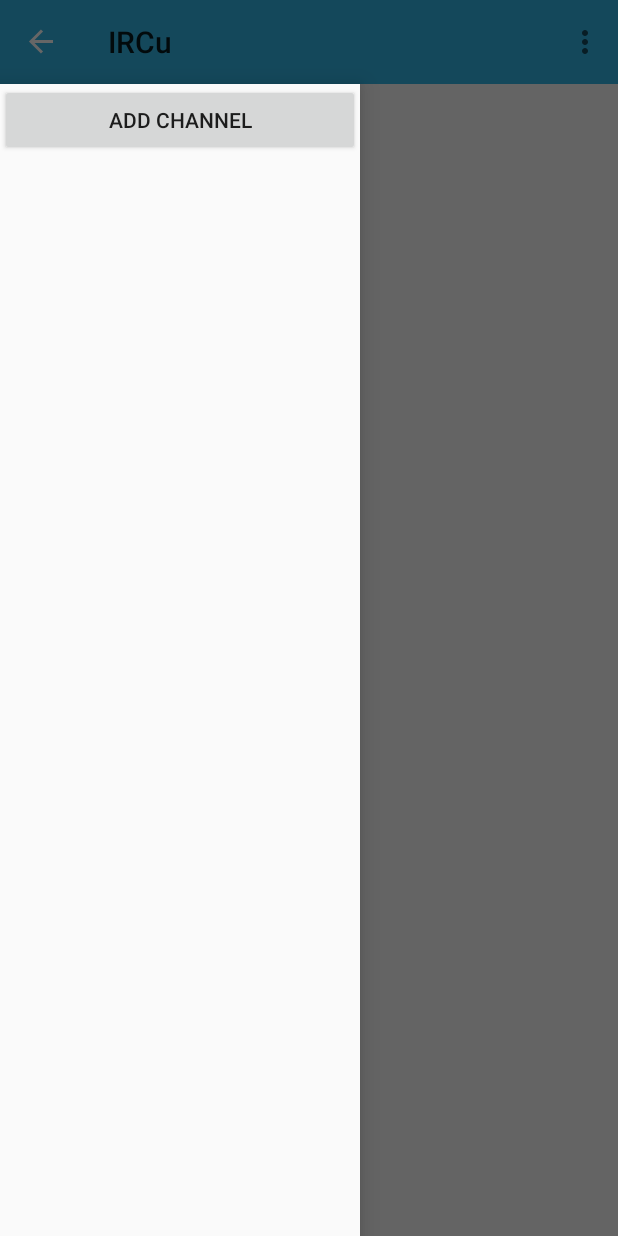
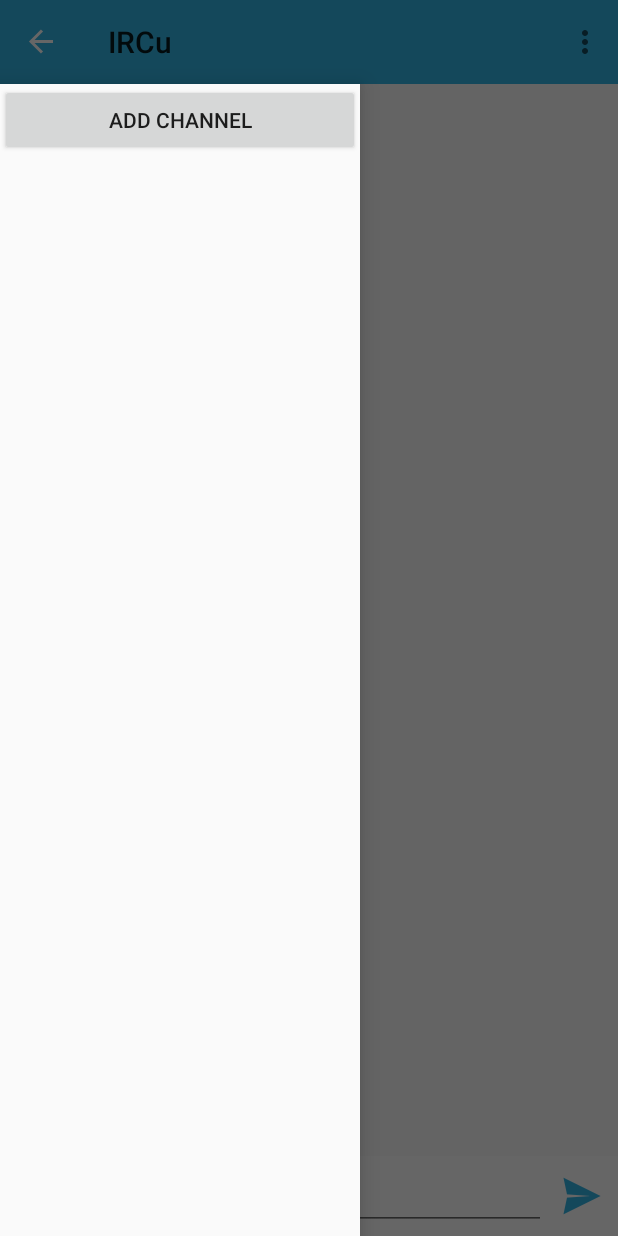
Before and after one commit to NavjotPanesar/IRCu, an Android app: the screen it shows after launch (ChatActivity), with the side drawer open, on a phone screen of 412 x 824 dp. Run offline under Robolectric (Android 15) with nearby library versions, the phone set to English and light mode, and no system bars; 5 statements that could not run were skipped.

Commit message:
Added send message functionality

```diff
--- a/app/src/main/java/ircu/navjotpanesar/com/ircu/fragments/BaseChatFragment.java
+++ b/app/src/main/java/ircu/navjotpanesar/com/ircu/fragments/BaseChatFragment.java
@@ -102,6 +102,8 @@ public abstract class BaseChatFragment extends Fragment {
                 ChatService.class));
     }
 
-
+    protected void sendMessage(ChannelItem channelItem, String message){
+        chatService.sendMessage(channelItem, message);
+    }
 
 }
--- a/app/src/main/java/ircu/navjotpanesar/com/ircu/fragments/ChatListFragment.java
+++ b/app/src/main/java/ircu/navjotpanesar/com/ircu/fragments/ChatListFragment.java
@@ -1,14 +1,22 @@
 package ircu.navjotpanesar.com.ircu.fragments;
 
+import android.content.Context;
 import android.os.Bundle;
 import android.os.Handler;
 import android.os.Looper;
 import android.support.v7.widget.DefaultItemAnimator;
 import android.support.v7.widget.LinearLayoutManager;
 import android.support.v7.widget.RecyclerView;
+import android.view.KeyEvent;
 import android.view.LayoutInflater;
 import android.view.View;
 import android.view.ViewGroup;
+import android.view.inputmethod.EditorInfo;
+import android.view.inputmethod.InputMethodManager;
+import android.widget.EditText;
+import android.widget.ImageButton;
+import android.widget.ImageView;
+import android.widget.TextView;
 
 
 import java.util.ArrayList;
@@ -26,6 +34,7 @@ public class ChatListFragment extends BaseChatFragment {
     private RecyclerView chatRecyclerView;
     private ChatListAdapter chatListAdapter;
     private ChannelItem currentChannel;
+    private EditText messageEditView;
 
     public ChatListFragment() {
     }
@@ -40,8 +49,45 @@ public class ChatListFragment extends BaseChatFragment {
                              Bundle savedInstanceState) {
         super.onCreateView(inflater, container, savedInstanceState);
         View rootView = inflater.inflate(R.layout.fragment_chat, container, false);
+        messageEditView = (EditText) rootView.findViewById(R.id.fragment_chat_message);
+        ImageButton sendButton = (ImageButton) rootView.findViewById(R.id.fragment_chat_send);
         setupChatListView(rootView);
+        sendButton.setOnClickListener(messageClickListener);
+        messageEditView.setOnEditorActionListener(messageImeListener);
         return rootView;
+    }
+
+    private View.OnClickListener messageClickListener = new View.OnClickListener() {
+        @Override
+        public void onClick(View v) {
+            sendMessage();
+        }
+    };
+
+    private TextView.OnEditorActionListener messageImeListener = new TextView.OnEditorActionListener() {
+        @Override
+        public boolean onEditorAction(TextView v, int actionId, KeyEvent event) {
+            if(actionId == EditorInfo.IME_ACTION_SEND){
+                sendMessage();
+                return true;
+            }
+            return false;
+        }
+    };
+
+    private void sendMessage(){
+        hideKeyboard();
+        String message = messageEditView.getText().toString();
+        super.sendMessage(currentChannel, message);
+        messageEditView.setText("");
+    }
+
+    private void hideKeyboard() {
+        View v = getActivity().getWindow().getCurrentFocus();
+        if (v != null) {
+            InputMethodManager imm = (InputMethodManager) getActivity().getSystemService(Context.INPUT_METHOD_SERVICE);
+            imm.hideSoftInputFromWindow(v.getWindowToken(), 0);
+        }
     }
 
     private void setupChatListView(View rootView) {
--- a/app/src/main/java/ircu/navjotpanesar/com/ircu/pircbot/ServerManager.java
+++ b/app/src/main/java/ircu/navjotpanesar/com/ircu/pircbot/ServerManager.java
@@ -25,6 +25,11 @@ public class ServerManager {
 
     public ServerManager(ChatServiceCallback chatServiceCallback) {
         this.chatServiceCallback = chatServiceCallback;
+    }
+
+    public void sendMessage(ChannelItem channelItem, String message){
+        Server server = getServer(channelItem.getServer());
+        server.send(channelItem, message);
     }
 
     public Server connectToChannel(ChannelItem channelItem) {
--- a/app/src/main/java/ircu/navjotpanesar/com/ircu/services/ChatService.java
+++ b/app/src/main/java/ircu/navjotpanesar/com/ircu/services/ChatService.java
@@ -78,4 +78,8 @@ public class ChatService extends Service {
     public void joinChannel(ChannelItem channelItem){
         serverManager.connectToChannel(channelItem);
     }
+
+    public void sendMessage(ChannelItem channelItem, String message) {
+        serverManager.sendMessage(channelItem, message);
+    }
 }
--- a/app/src/main/res/layout/fragment_chat.xml
+++ b/app/src/main/res/layout/fragment_chat.xml
@@ -8,7 +8,40 @@
     <android.support.v7.widget.RecyclerView
         android:id="@+id/fragment_chat_list"
         android:layout_width="match_parent"
-        android:layout_height="wrap_content" />
+        android:layout_height="wrap_content"
+        android:layout_above="@+id/fragment_chat_footer"
+        android:layout_alignParentTop="true"/>
+
+    <RelativeLayout
+        android:id="@+id/fragment_chat_footer"
+        android:layout_width="match_parent"
+        android:layout_height="wrap_content"
+        android:layout_alignParentBottom="true"
+        android:background="@android:color/white"
+        android:paddingStart="8dp"
+        android:paddingEnd="0dp"
+        android:paddingTop="4dp"
+        android:paddingBottom="4dp"
+        android:orientation="horizontal">
+
+        <EditText
+            android:id="@+id/fragment_chat_message"
+            android:layout_width="match_parent"
+            android:layout_height="wrap_content"
+            android:layout_alignParentStart="true"
+            android:imeOptions="actionSend"
+            android:layout_toStartOf="@+id/fragment_chat_send"/>
+
+        <ImageButton
+            android:id="@+id/fragment_chat_send"
+            android:background="@null"
+            android:src="@drawable/ic_send"
+            android:layout_width="wrap_content"
+            android:layout_height="wrap_content"
+            android:layout_alignParentEnd="true"
+            android:layout_alignBottom="@+id/fragment_chat_message"/>
+
+    </RelativeLayout>
 
 
 </RelativeLayout>
```
Also changed, not shown: app/src/main/java/ircu/navjotpanesar/com/ircu/pircbot/Server.java (+8 -6 lines), app/src/main/ic_send-web.png (added), app/src/main/res/drawable-hdpi/ic_send.png (added), app/src/main/res/drawable-mdpi/ic_send.png (added), app/src/main/res/drawable-xhdpi/ic_send.png (added), app/src/main/res/drawable-xxhdpi/ic_send.png (added).
